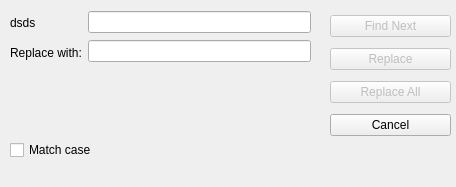
The window that replacedialog.ui (BaranovMykola/Notepad) describes before a commit, drawn with Qt 5.
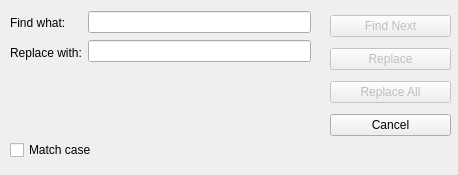
The same window after the commit.

Diff of the .ui file:
```diff
--- a/replacedialog.ui
+++ b/replacedialog.ui
@@ -6,8 +6,8 @@
    <rect>
     <x>0</x>
     <y>0</y>
-    <width>456</width>
-    <height>187</height>
+    <width>458</width>
+    <height>175</height>
    </rect>
   </property>
   <property name="windowTitle">
@@ -116,7 +116,7 @@
          </font>
         </property>
         <property name="text">
-         <string>dsds</string>
+         <string>Find what:</string>
         </property>
        </widget>
       </item>
```
